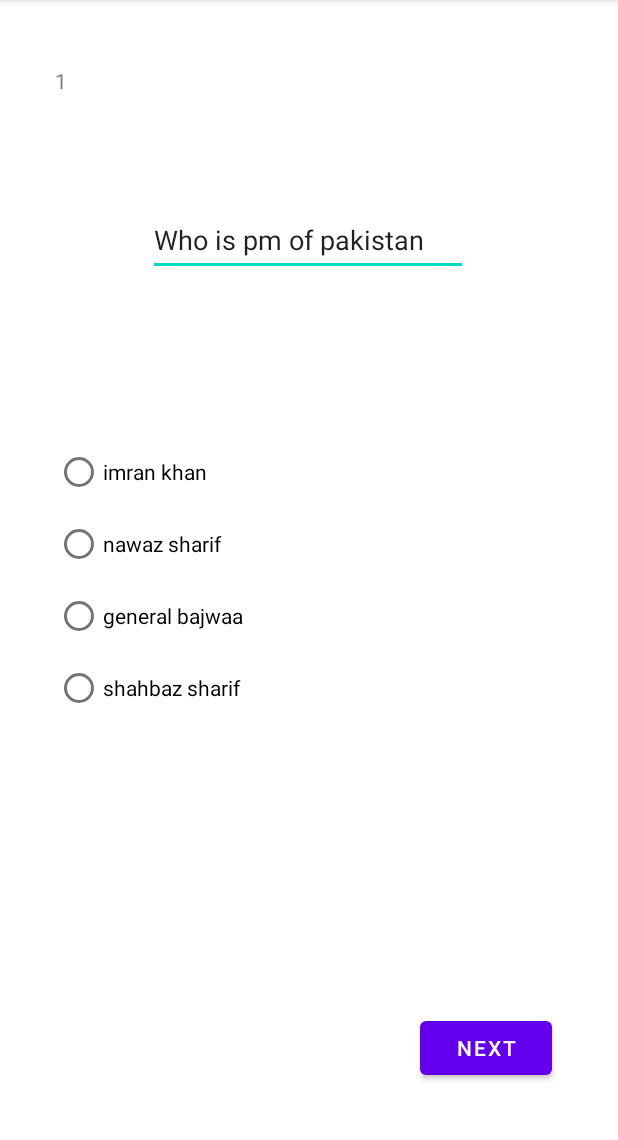
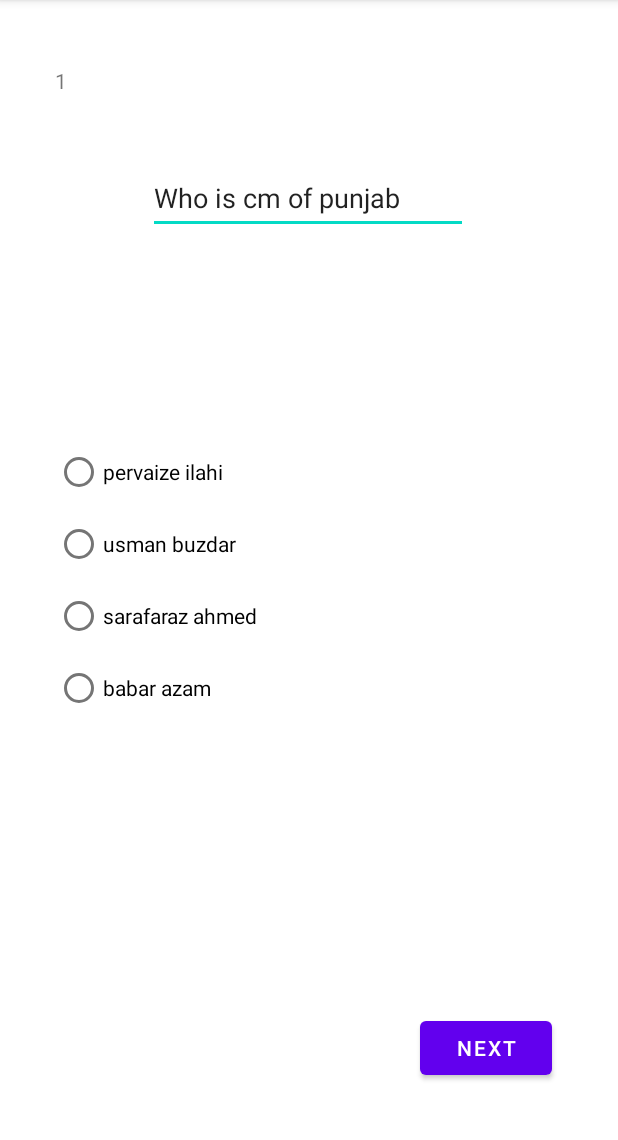
Before and after one commit to ArsalHussain14/Exam_App, an Android app: the screen it shows after launch (MainActivity), on a phone screen of 412 x 824 dp, the part 84-1224 px from its top. Run offline under Robolectric (Android 15) with nearby library versions, the phone set to English and light mode, and no system bars.

Commit message:
added correct answers functionality

```diff
--- a/app/src/main/java/com/example/exam_app/MainActivity.java
+++ b/app/src/main/java/com/example/exam_app/MainActivity.java
@@ -11,6 +11,8 @@ import android.widget.RadioGroup;
 import android.widget.TextView;
 import android.widget.Toast;
 
+import java.util.Random;
+
 public class MainActivity extends AppCompatActivity {
 
     EditText questionBox;
@@ -19,19 +21,30 @@ public class MainActivity extends AppCompatActivity {
     TextView currentQuestion;
     RadioGroup radioGroup;
 
-    String []questionText={"Who is pm of pakistan","Who is cm of punjab"};
-    String []option1={"imran khan","pervaize ilahi"};
+    String []questionText={"Who is pm of pakistan","Who is cm of punjab", "Who is cm of sindh"};
+    String []option1={"imran khan","pervaize ilahi","Donald trump"};
 
-    String []option2={"nawaz sharif","usman buzdar"};
-    String []option3={"general bajwaa","sarafaraz ahmed"};
-    String []option4={"shahbaz sharif","babar azam"};
-    String [] correctOption={"shahbaz sharif","pervaize ilahi"};
-    String [] userAnswers= new String[2];
-    int questionNumber=0;
+    String []option2={"nawaz sharif","usman buzdar", "Murad Ali Shah"};
+    String []option3={"general bajwaa","sarafaraz ahmed","John Cena"};
+    String []option4={"shahbaz sharif","babar azam","UnderTaker"};
+    String [] correctOption={"shahbaz sharif","pervaize ilahi","Murad Ali Shah"};
+    int questionsLength=3;
+
+    String [] userAnswers= new String[questionsLength];
+
+
+    int questionNumber=0,iteration=0;
     @Override
     protected void onCreate(Bundle savedInstanceState) {
         super.onCreate(savedInstanceState);
         setContentView(R.layout.activity_main);
+
+        for(int i=0;i<questionsLength;i++)
+        {
+            userAnswers[i]="No";
+        }
+
+        questionNumber=generateRandomNumber();
         questionBox= findViewById(R.id.questionBox);
         option1Button = findViewById(R.id.option1);
         option2Button = findViewById(R.id.option2);
@@ -47,7 +60,7 @@ public class MainActivity extends AppCompatActivity {
         option3Button.setText(option3[questionNumber]);
         option4Button.setText(option4[questionNumber]);
         String c1= Integer.toString(questionNumber);
-        currentQuestion.setText(Integer.toString(questionNumber+1));
+        currentQuestion.setText(Integer.toString(iteration+1));
 
 
 
@@ -55,17 +68,17 @@ public class MainActivity extends AppCompatActivity {
             @Override
             public void onClick(View view) {
 
-                questionNumber++;
+                iteration++;
 
 
 
-                if(questionNumber>=2)
+                if(iteration==questionsLength)
                 {
                     saveAnswer();
 
                     System.out.println("Your answers");
                     int correctCount=0,wrongCount=0;
-                    for(int i=0;i<2;i++)
+                    for(int i=0;i<questionsLength;i++)
                     {
                         System.out.println("Your answers"+userAnswers[i]);
                         System.out.println("Correct answers"+correctOption[i]);
@@ -86,9 +99,11 @@ public class MainActivity extends AppCompatActivity {
 
 
                 }
+
                 else {
 
                     saveAnswer();
+                    questionNumber=generateRandomNumber();
 
 
 
@@ -98,7 +113,7 @@ public class MainActivity extends AppCompatActivity {
                     option2Button.setText(option2[questionNumber]);
                     option3Button.setText(option3[questionNumber]);
                     option4Button.setText(option4[questionNumber]);
-                    currentQuestion.setText(Integer.toString(questionNumber+1));
+                    currentQuestion.setText(Integer.toString(iteration+1));
                 }
 
 
@@ -121,19 +136,38 @@ public class MainActivity extends AppCompatActivity {
         int selectedId = radioGroup.getCheckedRadioButtonId();
         if (selectedId == option1Button.getId()) {
             //Toast.makeText(MainActivity.this, "option1 is selected", Toast.LENGTH_SHORT).show();
-            userAnswers[questionNumber-1] = option1Button.getText().toString();
+            userAnswers[questionNumber] = option1Button.getText().toString();
         } else if (selectedId == option2Button.getId()) {
             //Toast.makeText(MainActivity.this, "option2 is selected", Toast.LENGTH_SHORT).show();
-            userAnswers[questionNumber-1] = option2Button.getText().toString();
+            userAnswers[questionNumber] = option2Button.getText().toString();
         } else if (selectedId == option3Button.getId()) {
             Toast.makeText(MainActivity.this, "option3 is selected", Toast.LENGTH_SHORT).show();
-            userAnswers[questionNumber-1] = option3Button.getText().toString();
+            userAnswers[questionNumber] = option3Button.getText().toString();
         } else if (selectedId == option4Button.getId()) {
             Toast.makeText(MainActivity.this, option4Button.getText(), Toast.LENGTH_SHORT).show();
-            userAnswers[questionNumber-1] = option4Button.getText().toString();
+            userAnswers[questionNumber] = option4Button.getText().toString();
         }
 
     }
 
+    private int generateRandomNumber()
+    {
+        System.out.println("random fun called");
+
+        Random rnd = new Random();
+        int number;
+
+        number = rnd.nextInt(questionsLength);
+        while(userAnswers[number]!="No")
+        {
+            number = rnd.nextInt(questionsLength);
+
+        }
+        System.out.println(number);
+        return number;
+
+    }
+
+
 
 }
--- a/app/src/main/res/layout/activity_main.xml
+++ b/app/src/main/res/layout/activity_main.xml
@@ -19,7 +19,7 @@
         app:layout_constraintHorizontal_bias="0.497"
         app:layout_constraintStart_toStartOf="parent"
         app:layout_constraintTop_toTopOf="parent"
-        app:layout_constraintVertical_bias="0.189" />
+        app:layout_constraintVertical_bias="0.15" />
 
     <Button
         android:id="@+id/next"
```
